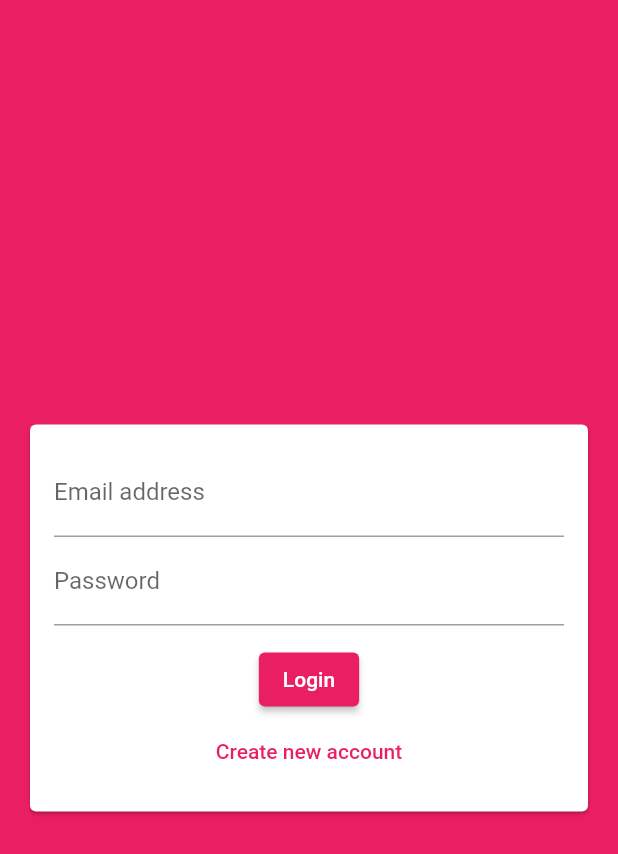
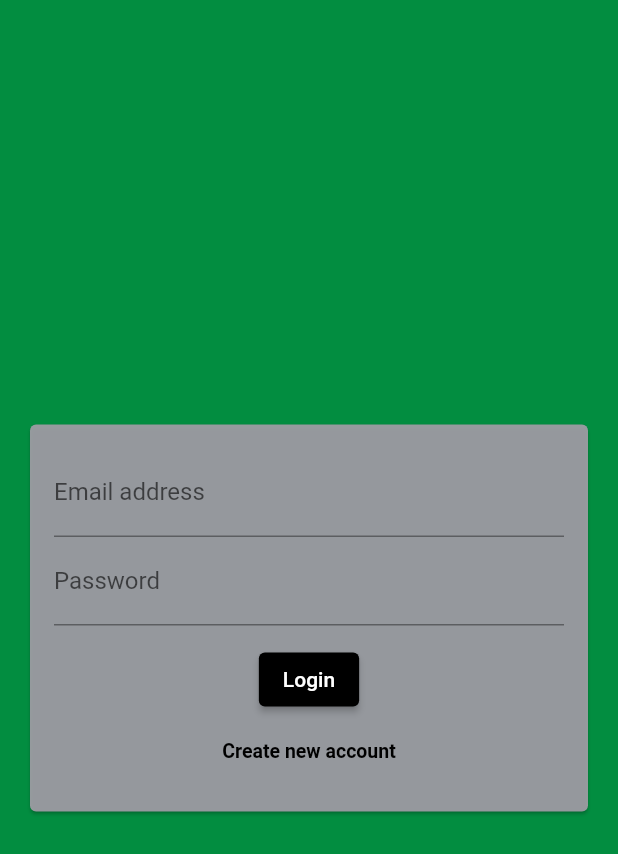
Before and after one commit to DeepeshKalura/flutter_messanging_app, a Flutter app: the screen it shows after launch, on a phone screen of 412 x 824 dp. Shown: the top 854 px of the screen. Run offline on Flutter 3.47's test engine with Material 2 defaults, Android fonts, the phone set to English and light mode, and no system bars; our stand-ins replace cloud_firestore, firebase_auth, firebase_core, firebase_messaging, firebase_storage, image_picker; missing offline and left inert: cloud_firestore_web, firebase_auth_web, firebase_core_web, firebase_messaging_web, firebase_storage_web, image_picker_for_web; accounts and stored records are empty.

Commit message:
Add the themeing to the application which seems nice.

```diff
--- a/lib/main.dart
+++ b/lib/main.dart
@@ -28,18 +28,35 @@ class MyApp extends StatelessWidget {
         builder: (context, appSnapshot) {
           return MaterialApp(
             title: 'FlutterChat',
+            debugShowCheckedModeBanner: false,
             theme: ThemeData(
-              primaryColor: Colors.pink,
+              canvasColor: Color.fromRGBO(155, 253, 180, 1),
+              primaryColor: Color.fromRGBO(2, 141, 64, 1),
+              cardColor: Color.fromRGBO(165, 158, 169, 0.9),
+              iconTheme: IconThemeData(color: Colors.black),
+              textTheme: TextTheme(
+                  bodySmall: TextStyle(
+                    color: Colors.black,
+                    fontSize: 13,
+                    fontWeight: FontWeight.bold,
+                  ),
+                  bodyMedium: TextStyle(
+                    color: Color.fromRGBO(31, 29, 32, 1),
+                    fontSize: 13,
+                    fontWeight: FontWeight.bold,
+                  )),
+              appBarTheme: AppBarTheme().copyWith(
+                color: Color.fromRGBO(5, 241, 64, 1),
+                titleTextStyle:
+                    TextStyle().copyWith(color: Colors.black, fontSize: 23),
+              ),
               buttonTheme: ButtonTheme.of(context).copyWith(
-                buttonColor: Colors.pink,
+                buttonColor: Color.fromRGBO(217, 207, 67, 1),
                 textTheme: ButtonTextTheme.primary,
                 shape: RoundedRectangleBorder(
                   borderRadius: BorderRadius.circular(20),
                 ),
               ),
-              colorScheme: ColorScheme.fromSwatch(primarySwatch: Colors.pink)
-                  .copyWith(secondary: Colors.deepPurple)
-                  .copyWith(background: Colors.pink),
             ),
             home: appSnapshot.connectionState != ConnectionState.done
                 ? SplashScreen()
--- a/lib/screen/splash_screen.dart
+++ b/lib/screen/splash_screen.dart
@@ -6,7 +6,7 @@ class SplashScreen extends StatelessWidget {
     return Scaffold(
       backgroundColor: Theme.of(context).primaryColor,
       body: const Center(
-        child: Text('Loading...'),
+        child: CircularProgressIndicator(),
       ),
     );
   }
--- a/lib/widget/auth_form_widget.dart
+++ b/lib/widget/auth_form_widget.dart
@@ -131,14 +131,20 @@ class _AuthFormState extends State<AuthForm> {
                   if (widget.isLoading) CircularProgressIndicator(),
                   if (!widget.isLoading)
                     ElevatedButton(
+                      style: ButtonStyle().copyWith(
+                          backgroundColor:
+                              MaterialStateProperty.all(Colors.black)),
                       child: Text(_isLogin ? 'Login' : 'Signup'),
                       onPressed: _trySubmit,
                     ),
                   if (!widget.isLoading)
                     TextButton(
-                      child: Text(_isLogin
-                          ? 'Create new account'
-                          : 'I already have an account'),
+                      child: Text(
+                        _isLogin
+                            ? 'Create new account'
+                            : 'I already have an account',
+                        style: Theme.of(context).textTheme.bodySmall,
+                      ),
                       onPressed: () {
                         setState(() {
                           _isLogin = !_isLogin;
--- a/lib/widget/create_new_message.dart
+++ b/lib/widget/create_new_message.dart
@@ -41,7 +41,8 @@ class _NewMessageState extends State<NewMessage> {
               textCapitalization: TextCapitalization.sentences,
               autocorrect: true,
               enableSuggestions: true,
-              decoration: InputDecoration(labelText: 'Send a message...'),
+              decoration: InputDecoration(
+                  labelText: 'Send a message...', border: InputBorder.none),
               onChanged: (value) {
                 setState(() {
                   _enteredMessage = value;
--- a/lib/widget/message_bubble.dart
+++ b/lib/widget/message_bubble.dart
@@ -25,7 +25,9 @@ class MessageBubble extends StatelessWidget {
           children: <Widget>[
             Container(
               decoration: BoxDecoration(
-                color: isMe ? Colors.grey[300] : Theme.of(context).accentColor,
+                color: isMe
+                    ? Theme.of(context).cardColor
+                    : Theme.of(context).textTheme.bodyMedium!.color,
                 borderRadius: BorderRadius.only(
                   topLeft: Radius.circular(12),
                   topRight: Radius.circular(12),
```
Also changed, not shown: lib/screen/chat_screen.dart (+7 -3 lines).
